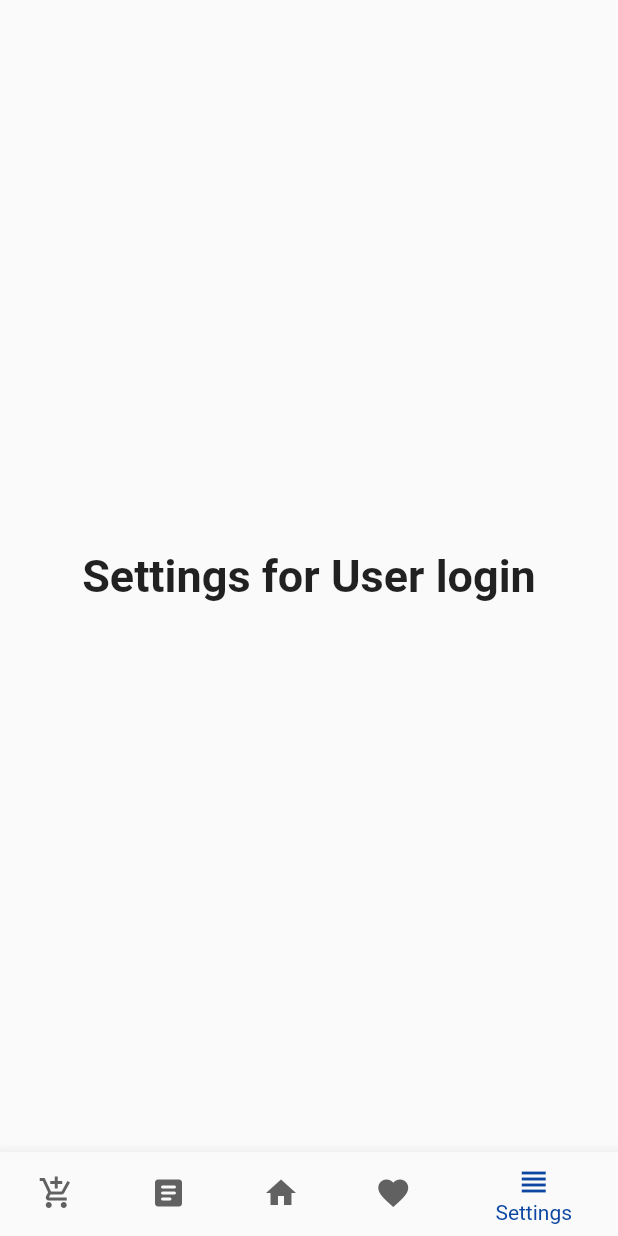
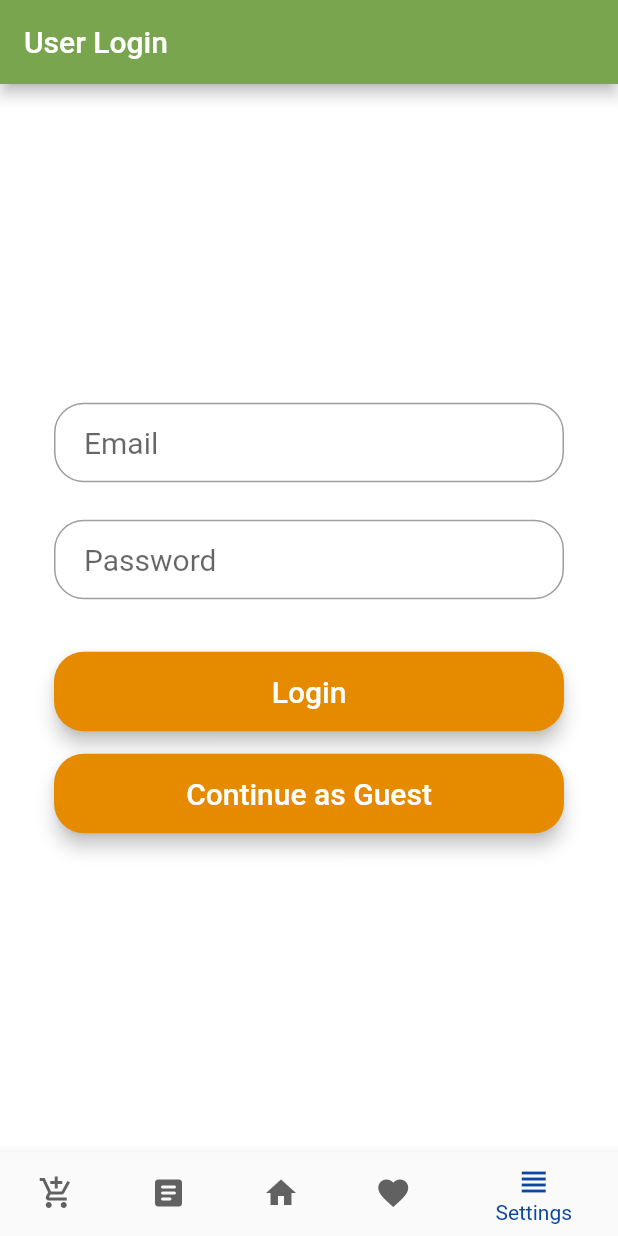
Before and after one commit to AppDevOrgUNT/mychef, a Flutter app: the screen it shows after launch, item 5 of the bottom bar chosen, on a phone screen of 412 x 824 dp. Run offline on Flutter 3.47's test engine with Material 2 defaults, Android fonts, the phone set to English and light mode, and no system bars; network calls fail; Roboto replaces fonts that are missing (Montserrat).

Commit message:
Rounded off corners of checkboxes and recipe display; created user login page

```diff
--- a/lib/main.dart
+++ b/lib/main.dart
@@ -104,9 +104,12 @@ class _MyHomePageWidgetState extends State<MyHomePageWidget> {
       'Not sure what to put here',
       style: optionStyle,
     ),
-    Text(
-      'Settings for User login',
-      style: optionStyle,
+    // Text(
+    //   'Settings for User login',
+    //   style: optionStyle,
+    // ),
+    Center(
+      child: SettingTabWidget(),
     ),
   ];
 
@@ -262,6 +265,7 @@ class _ShoppingCartWidgetState extends State<ShoppingCartWidget> {
   }
 }
 
+//checkboxes and search is stored here
 class HomeTabWidget extends StatefulWidget {
   HomeTabWidget({Key key}) : super(key: key);
 
@@ -362,7 +366,8 @@ class _HorizontalChecklistWidgetState extends State<HorizontalChecklistWidget> {
     'Bacon',
     'Rice',
     'Lettuce'
-  ]; //List of ingredients can be appended here
+  ]; //List of ingredients can be appended here for each category:
+  //Proteins, grains, vegetables, fruits, and dairy
 
   final List<int> colorCodes = <int>[300, 200, 300, 200];
 
@@ -378,8 +383,12 @@ class _HorizontalChecklistWidgetState extends State<HorizontalChecklistWidget> {
         itemCount: ingredients.length,
         itemBuilder: (BuildContext context, int index) {
           return Container(
+            decoration: BoxDecoration(
+              borderRadius: BorderRadius.circular(20),
+              color: Colors.grey[colorCodes[index]],
+            ),
             width: _width,
-            color: Colors.grey[colorCodes[index]],
+            // color: Colors.grey[colorCodes[index]],
             child: LabeledCheckbox(
               label: '${ingredients[index]}',
               padding: const EdgeInsets.symmetric(horizontal: 10.0),
@@ -387,8 +396,7 @@ class _HorizontalChecklistWidgetState extends State<HorizontalChecklistWidget> {
                   _isSelected, //<== Accessed and changed throughout the whole class
               onChanged: (bool newValue) {
                 setState(() {
-                  //_isSelected = newValue;
-                  newValue = true;
+                  _isSelected = newValue;
                 });
               },
             ),
@@ -399,6 +407,7 @@ class _HorizontalChecklistWidgetState extends State<HorizontalChecklistWidget> {
   }
 }
 
+//Information from Recipe class can be stored here
 class RecipesTabWidget extends StatefulWidget {
   RecipesTabWidget({Key key}) : super(key: key);
 
@@ -427,7 +436,10 @@ class _RecipesTabWidgetState extends State<RecipesTabWidget> {
           itemCount: recipeImage.length,
           itemBuilder: (BuildContext context, int index) {
             return Container(
-              color: yellowColor,
+              decoration: BoxDecoration(
+                borderRadius: BorderRadius.circular(15), //rounds off corners
+                color: yellowColor,
+              ),
               margin: EdgeInsets.all(10),
               child: Row(
                 children: <Widget>[
@@ -452,8 +464,10 @@ class _RecipesTabWidgetState extends State<RecipesTabWidget> {
               ),
             );
           },
-          separatorBuilder: (BuildContext context, int index) =>
-              const Divider(),
+          separatorBuilder: (BuildContext context, int index) => SizedBox(
+            height: 1.0,
+          ),
+          //const Divider(),
         ),
       ),
     );
@@ -463,6 +477,108 @@ class _RecipesTabWidgetState extends State<RecipesTabWidget> {
     //Make it go to generalized subpage class for all recipes
     Navigator.push(
         context, MaterialPageRoute(builder: (context) => SubPageChicken()));
+  }
+}
+
+//Stores user login
+class SettingTabWidget extends StatefulWidget {
+  SettingTabWidget({Key key}) : super(key: key);
+
+  @override
+  _SettingTabWidgetState createState() => _SettingTabWidgetState();
+}
+
+class _SettingTabWidgetState extends State<SettingTabWidget> {
+  TextStyle style = TextStyle(fontFamily: 'Montserrat', fontSize: 20.0);
+
+  @override
+  Widget build(BuildContext context) {
+    final emailField = TextField(
+      obscureText: false,
+      style: style,
+      decoration: InputDecoration(
+          contentPadding: EdgeInsets.fromLTRB(20.0, 15.0, 20.0, 15.0),
+          hintText: "Email",
+          border:
+              OutlineInputBorder(borderRadius: BorderRadius.circular(20.0))),
+    );
+
+    final passwordField = TextField(
+      obscureText: true,
+      style: style,
+      decoration: InputDecoration(
+          contentPadding: EdgeInsets.fromLTRB(20.0, 15.0, 20.0, 15.0),
+          hintText: "Password",
+          border:
+              OutlineInputBorder(borderRadius: BorderRadius.circular(20.0))),
+    );
+
+    final loginButton = Material(
+      elevation: 5.0,
+      borderRadius: BorderRadius.circular(20.0),
+      color: orangeColor,
+      child: MaterialButton(
+        minWidth: MediaQuery.of(context).size.width,
+        padding: EdgeInsets.fromLTRB(20.0, 15.0, 20.0, 15.0),
+        onPressed: () {},
+        child: Text("Login",
+            textAlign: TextAlign.center,
+            style: style.copyWith(
+              color: Colors.white,
+              //fontWeight: FontWeight.bold
+            )),
+      ),
+    );
+
+    final guestButton = Material(
+      elevation: 5.0,
+      borderRadius: BorderRadius.circular(20.0),
+      color: orangeColor,
+      child: MaterialButton(
+        minWidth: MediaQuery.of(context).size.width,
+        padding: EdgeInsets.fromLTRB(20.0, 15.0, 20.0, 15.0),
+        onPressed: () {},
+        child: Text("Continue as Guest",
+            textAlign: TextAlign.center,
+            style: style.copyWith(
+              color: Colors.white,
+              //fontWeight: FontWeight.bold
+            )),
+      ),
+    );
+
+    return Scaffold(
+      appBar: AppBar(
+        title: Text('User Login'),
+        backgroundColor: interfaceColor,
+      ),
+      body: Center(
+        child: Container(
+          color: Colors.white,
+          child: Padding(
+            padding: const EdgeInsets.all(36.0),
+            child: Column(
+              crossAxisAlignment: CrossAxisAlignment.center,
+              mainAxisAlignment: MainAxisAlignment.center,
+              children: <Widget>[
+                //SizedBox(height: 45.0),
+                emailField,
+                SizedBox(height: 25.0), //separate text fields
+                passwordField,
+                SizedBox(
+                  height: 35.0,
+                ),
+                loginButton,
+                SizedBox(
+                  height: 15.0,
+                ),
+                guestButton,
+              ],
+            ),
+          ),
+        ),
+      ),
+    );
   }
 }
 
```
